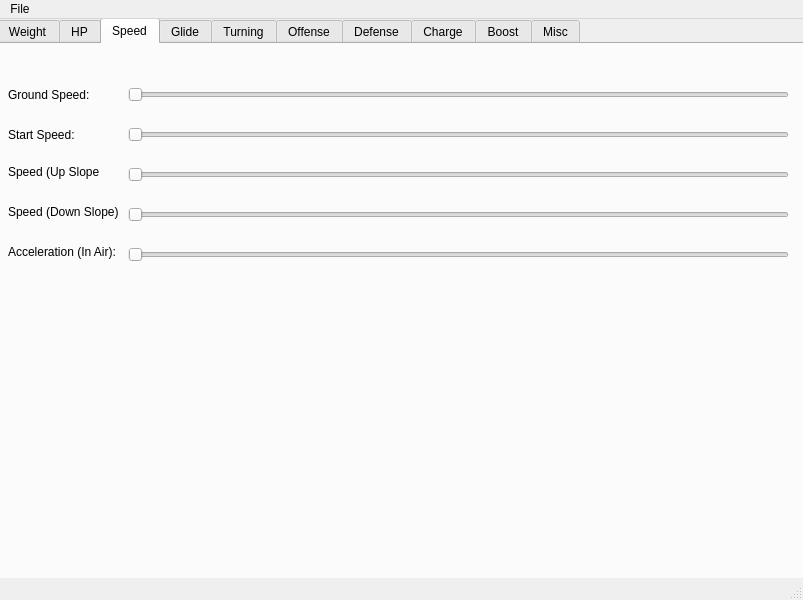
ALPHAMARIOX/Star_Garage, file star_garage.ui: the form before one commit.
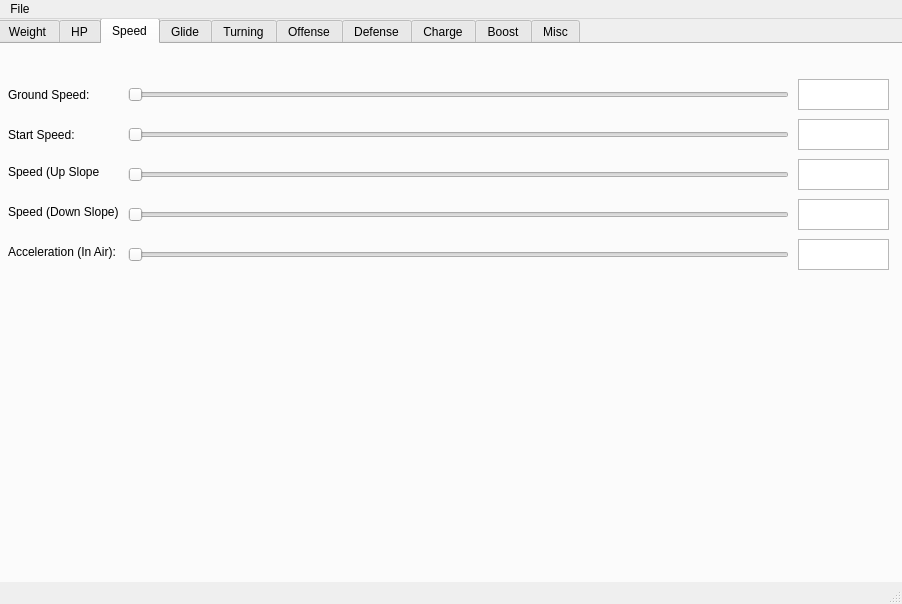
The form after the commit. The open tabs and pages were chosen to show the change. Icons and pictures are not drawn.

Commit message: Finished the UI. Onto the backend now.

The edit to the form file:
```diff
--- a/star_garage.ui
+++ b/star_garage.ui
@@ -6,8 +6,8 @@
    <rect>
     <x>0</x>
     <y>0</y>
-    <width>803</width>
-    <height>600</height>
+    <width>902</width>
+    <height>604</height>
    </rect>
   </property>
   <property name="windowTitle">
@@ -23,7 +23,7 @@
      <rect>
       <x>-4</x>
       <y>-1</y>
-      <width>811</width>
+      <width>911</width>
       <height>581</height>
      </rect>
     </property>
@@ -300,6 +300,56 @@
        <enum>Qt::Horizontal</enum>
       </property>
      </widget>
+     <widget class="QTextEdit" name="txtGroundSpeed">
+      <property name="geometry">
+       <rect>
+        <x>800</x>
+        <y>35</y>
+        <width>91</width>
+        <height>31</height>
+       </rect>
+      </property>
+     </widget>
+     <widget class="QTextEdit" name="txtAccelAir">
+      <property name="geometry">
+       <rect>
+        <x>800</x>
+        <y>195</y>
+        <width>91</width>
+        <height>31</height>
+       </rect>
+      </property>
+     </widget>
+     <widget class="QTextEdit" name="txtSpeedDownSlope">
+      <property name="geometry">
+       <rect>
+        <x>800</x>
+        <y>155</y>
+        <width>91</width>
+        <height>31</height>
+       </rect>
+      </property>
+     </widget>
+     <widget class="QTextEdit" name="txtSpeedUpSlope">
+      <property name="geometry">
+       <rect>
+        <x>800</x>
+        <y>115</y>
+        <width>91</width>
+        <height>31</height>
+       </rect>
+      </property>
+     </widget>
+     <widget class="QTextEdit" name="txtStarSpeed">
+      <property name="geometry">
+       <rect>
+        <x>800</x>
+        <y>75</y>
+        <width>91</width>
+        <height>31</height>
+       </rect>
+      </property>
+     </widget>
     </widget>
     <widget class="QWidget" name="tbGlide">
      <attribute name="icon">
@@ -860,7 +910,7 @@
     <rect>
      <x>0</x>
      <y>0</y>
-     <width>803</width>
+     <width>902</width>
      <height>21</height>
     </rect>
    </property>
```
Left out of the diff: 227 changed lines with no effect on the pictures. The commit also changes 2 other files.
